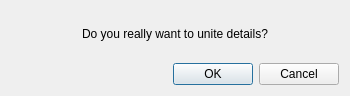
Above: src/libs/vtools/dialogs/tools/union_dialog.ui from FashionFreedom/Seamly2D before the change. Below: the same form after it.
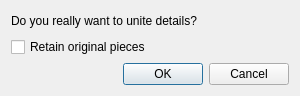
That is the form after the change. Icons and pictures are not drawn.

```diff
--- a/src/libs/vtools/dialogs/tools/union_dialog.ui
+++ b/src/libs/vtools/dialogs/tools/union_dialog.ui
@@ -9,7 +9,7 @@
    <rect>
     <x>0</x>
     <y>0</y>
-    <width>350</width>
+    <width>300</width>
     <height>96</height>
    </rect>
   </property>
@@ -29,8 +29,12 @@
      <property name="text">
       <string>&lt;html&gt;&lt;head/&gt;&lt;body&gt;&lt;p&gt;Do you really want to unite details?&lt;/p&gt;&lt;/body&gt;&lt;/html&gt;</string>
      </property>
-     <property name="alignment">
-      <set>Qt::AlignCenter</set>
+    </widget>
+   </item>
+   <item>
+    <widget class="QCheckBox" name="checkBox">
+     <property name="text">
+      <string>Retain original pieces</string>
      </property>
     </widget>
    </item>
```
